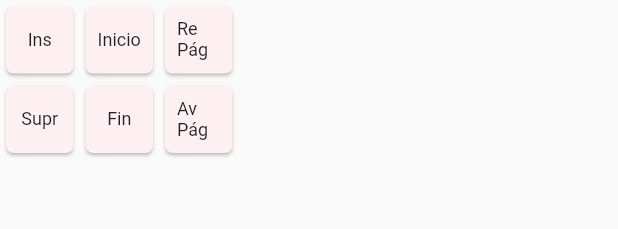
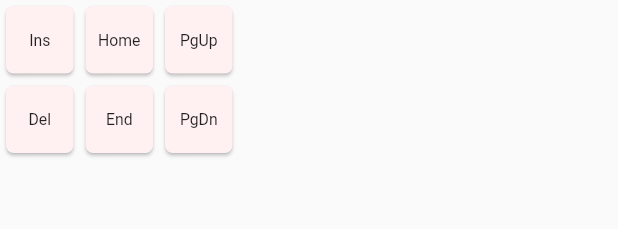
Before and after one commit to DamianAldair/kb_checker, a Flutter app: the CursorSection widget shown alone on an empty page, opened directly, on a phone screen of 412 x 824 dp. Shown: the top 229 px of the screen. Run offline on Flutter 3.47's test engine with Material 2 defaults, Android fonts, the light colour scheme and no system bars; our stand-ins replace adaptive_theme; missing offline and left inert: bitsdojo_window; generated files the repository leaves out were written again.

Commit message:
Locale changer for CursorSection and NumpadSection

```diff
--- a/lib/providers/layouts.dart
+++ b/lib/providers/layouts.dart
@@ -48,3 +48,32 @@ class LayoutProvider {
     }
   }
 }
+
+String getKeyInsert(String langCode) => switch (langCode.toLowerCase()) {
+      _ => 'Ins',
+    };
+
+String getKeyDelete(String langCode) => switch (langCode.toLowerCase()) {
+      'es' => 'Supr',
+      _ => 'Del',
+    };
+
+String getKeyHome(String langCode) => switch (langCode.toLowerCase()) {
+      'es' => 'Inicio',
+      _ => 'Home',
+    };
+
+String getKeyEnd(String langCode) => switch (langCode.toLowerCase()) {
+      'es' => 'Fin',
+      _ => 'End',
+    };
+
+String getKeyPgUp(String langCode) => switch (langCode.toLowerCase()) {
+      'es' => 'RePg',
+      _ => 'PgUp',
+    };
+
+String getKeyPgDn(String langCode) => switch (langCode.toLowerCase()) {
+      'es' => 'AvPg',
+      _ => 'PgDn',
+    };
--- a/lib/widgets/buttons.dart
+++ b/lib/widgets/buttons.dart
@@ -43,7 +43,7 @@ class KeyButton extends StatelessWidget {
                     child: Text(
                       firstLevel!,
                       style: textStyle.copyWith(
-                        fontSize: firstLevel!.length == 1 ? null : 12.0,
+                        fontSize: firstLevel!.length == 1 ? null : 10.5,
                       ),
                     ),
                   )
@@ -59,7 +59,7 @@ class KeyButton extends StatelessWidget {
                           Text(
                             firstLevel!,
                             style: textStyle.copyWith(
-                              fontSize: firstLevel!.length == 1 ? null : 12.0,
+                              fontSize: firstLevel!.length == 1 ? null : 10.5,
                             ),
                           ),
                         ],
--- a/lib/widgets/sections.dart
+++ b/lib/widgets/sections.dart
@@ -1,5 +1,6 @@
 import 'package:flutter/material.dart';
 import 'package:kb_checker/helpers/getters.dart';
+import 'package:kb_checker/providers/layouts.dart';
 import 'package:kb_checker/widgets/buttons.dart';
 
 class FunctionSection extends StatelessWidget {
@@ -229,7 +230,11 @@ class CursorSection extends StatelessWidget {
 
   @override
   Widget build(BuildContext context) {
-    return const Column(
+    return ValueListenableBuilder(
+      valueListenable: LayoutProvider().localeNotifier,
+      builder: (_, Locale locale, ___) {
+        final langCode = locale.languageCode;
+        return Column(
           mainAxisSize: MainAxisSize.min,
           mainAxisAlignment: MainAxisAlignment.start,
           children: [
@@ -238,19 +243,19 @@ class CursorSection extends StatelessWidget {
               mainAxisAlignment: MainAxisAlignment.start,
               children: [
                 KeyButton(
-              'Ins',
+                  getKeyInsert(langCode),
                   null,
                   null,
                   firstLevelNoBold: true,
                 ),
                 KeyButton(
-              'Inicio',
+                  getKeyHome(langCode),
                   null,
                   null,
                   firstLevelNoBold: true,
                 ),
                 KeyButton(
-              'Re Pág',
+                  getKeyPgUp(langCode),
                   null,
                   null,
                   firstLevelNoBold: true,
@@ -262,33 +267,33 @@ class CursorSection extends StatelessWidget {
               mainAxisAlignment: MainAxisAlignment.start,
               children: [
                 KeyButton(
-              'Supr',
+                  getKeyDelete(langCode),
                   null,
                   null,
                   firstLevelNoBold: true,
                 ),
                 KeyButton(
-              'Fin',
+                  getKeyEnd(langCode),
                   null,
                   null,
                   firstLevelNoBold: true,
                 ),
                 KeyButton(
-              'Av Pág',
+                  getKeyPgDn(langCode),
                   null,
                   null,
                   firstLevelNoBold: true,
                 ),
               ],
             ),
-        SizedBox(height: keySize + 7),
-        KeyButton(
+            const SizedBox(height: keySize + 7),
+            const KeyButton(
               null,
               null,
               null,
               icon: Icon(Icons.keyboard_arrow_up),
             ),
-        Row(
+            const Row(
               mainAxisSize: MainAxisSize.min,
               mainAxisAlignment: MainAxisAlignment.start,
               children: [
@@ -314,6 +319,8 @@ class CursorSection extends StatelessWidget {
             ),
           ],
         );
+      },
+    );
   }
 }
 
@@ -322,12 +329,16 @@ class NumpadSection extends StatelessWidget {
 
   @override
   Widget build(BuildContext context) {
-    return const Column(
+    return ValueListenableBuilder(
+      valueListenable: LayoutProvider().localeNotifier,
+      builder: (_, Locale locale, ___) {
+        final langCode = locale.languageCode;
+        return Column(
           mainAxisSize: MainAxisSize.min,
           mainAxisAlignment: MainAxisAlignment.start,
           children: [
-        SizedBox(height: keySize + 7),
-        Row(
+            const SizedBox(height: keySize + 7),
+            const Row(
               mainAxisSize: MainAxisSize.min,
               mainAxisAlignment: MainAxisAlignment.start,
               children: [
@@ -355,21 +366,21 @@ class NumpadSection extends StatelessWidget {
                       mainAxisAlignment: MainAxisAlignment.start,
                       children: [
                         KeyButton(
-                      'Inicio',
+                          getKeyHome(langCode),
                           '7',
                           null,
                           firstLevelNoBold: true,
                         ),
-                    KeyButton('↑', '8', null),
+                        const KeyButton('↑', '8', null),
                         KeyButton(
-                      'RePg',
+                          getKeyPgUp(langCode),
                           '9',
                           null,
                           firstLevelNoBold: true,
                         ),
                       ],
                     ),
-                Row(
+                    const Row(
                       mainAxisSize: MainAxisSize.min,
                       mainAxisAlignment: MainAxisAlignment.start,
                       children: [
@@ -380,7 +391,7 @@ class NumpadSection extends StatelessWidget {
                     ),
                   ],
                 ),
-            KeyButton(
+                const KeyButton(
                   '+',
                   null,
                   null,
@@ -401,14 +412,14 @@ class NumpadSection extends StatelessWidget {
                       mainAxisAlignment: MainAxisAlignment.start,
                       children: [
                         KeyButton(
-                      'Fin',
+                          getKeyEnd(langCode),
                           '1',
                           null,
                           firstLevelNoBold: true,
                         ),
-                    KeyButton('↓', '2', null),
+                        const KeyButton('↓', '2', null),
                         KeyButton(
-                      'AvPg',
+                          getKeyPgDn(langCode),
                           '3',
                           null,
                           firstLevelNoBold: true,
@@ -420,14 +431,14 @@ class NumpadSection extends StatelessWidget {
                       mainAxisAlignment: MainAxisAlignment.start,
                       children: [
                         KeyButton(
-                      'Ins',
+                          getKeyInsert(langCode),
                           '0',
                           null,
                           firstLevelNoBold: true,
                           width: keySize * 2 + 7,
                         ),
                         KeyButton(
-                      'Supr',
+                          getKeyDelete(langCode),
                           '.',
                           null,
                           firstLevelNoBold: true,
@@ -436,7 +447,7 @@ class NumpadSection extends StatelessWidget {
                     ),
                   ],
                 ),
-            KeyButton(
+                const KeyButton(
                   null,
                   null,
                   null,
@@ -447,5 +458,7 @@ class NumpadSection extends StatelessWidget {
             ),
           ],
         );
+      },
+    );
   }
 }
```
Lines whose indentation alone changed are shown as unchanged.
